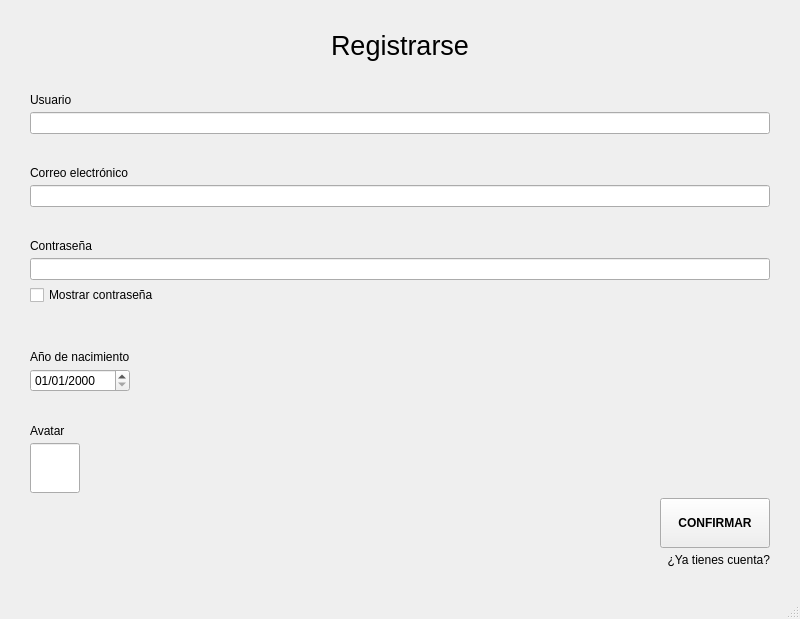
Before: the Qt Designer form mapa/login_register.ui in jorgecanut/mapaIHM, drawn with Qt 5.
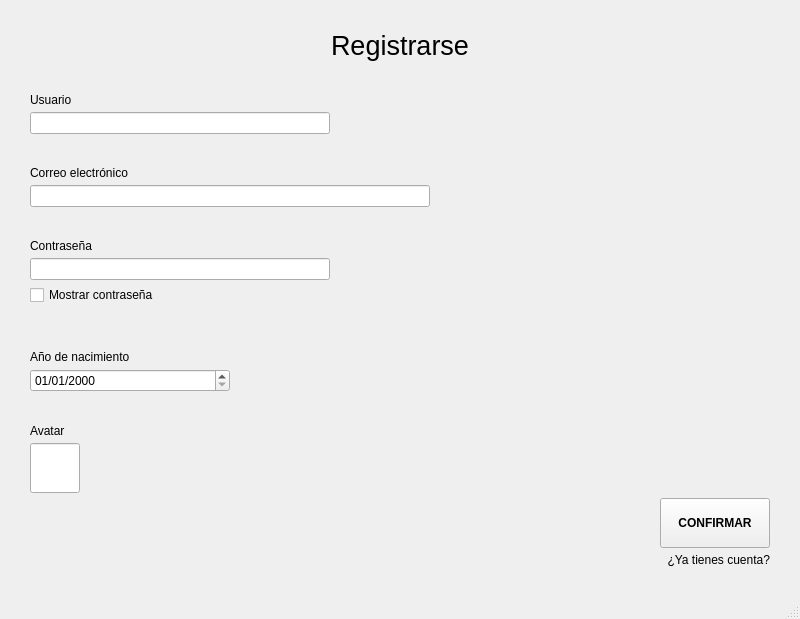
After: the same form once the commit is applied. The open tabs and pages were chosen to show the change. Custom widgets are drawn as their Qt base class.

Commit message: Modificación de todos los .h para que se puedan ver y para que se vea login_Register unicamente

Diff of the .ui file:
```diff
--- a/mapa/login_register.ui
+++ b/mapa/login_register.ui
@@ -323,9 +323,15 @@
               <verstretch>0</verstretch>
              </sizepolicy>
             </property>
+            <property name="minimumSize">
+             <size>
+              <width>300</width>
+              <height>0</height>
+             </size>
+            </property>
             <property name="maximumSize">
              <size>
-              <width>750</width>
+              <width>300</width>
               <height>16777215</height>
              </size>
             </property>
@@ -352,7 +358,26 @@
            </widget>
           </item>
           <item>
-           <widget class="QLineEdit" name="lineEdit_2"/>
+           <widget class="QLineEdit" name="lineEdit_2">
+            <property name="sizePolicy">
+             <sizepolicy hsizetype="Expanding" vsizetype="Fixed">
+              <horstretch>0</horstretch>
+              <verstretch>0</verstretch>
+             </sizepolicy>
+            </property>
+            <property name="minimumSize">
+             <size>
+              <width>400</width>
+              <height>0</height>
+             </size>
+            </property>
+            <property name="maximumSize">
+             <size>
+              <width>400</width>
+              <height>16777215</height>
+             </size>
+            </property>
+           </widget>
           </item>
           <item>
            <spacer name="verticalSpacer_2">
@@ -376,6 +401,24 @@
           </item>
           <item>
            <widget class="QLineEdit" name="lineEdit_3">
+            <property name="sizePolicy">
+             <sizepolicy hsizetype="Minimum" vsizetype="Fixed">
+              <horstretch>0</horstretch>
+              <verstretch>0</verstretch>
+             </sizepolicy>
+            </property>
+            <property name="minimumSize">
+             <size>
+              <width>300</width>
+              <height>0</height>
+             </size>
+            </property>
+            <property name="maximumSize">
+             <size>
+              <width>300</width>
+              <height>16777215</height>
+             </size>
+            </property>
             <property name="echoMode">
              <enum>QLineEdit::EchoMode::Password</enum>
             </property>
@@ -413,9 +456,15 @@
           </item>
           <item>
            <widget class="QDateEdit" name="dateEdit">
+            <property name="minimumSize">
+             <size>
+              <width>200</width>
+              <height>0</height>
+             </size>
+            </property>
             <property name="maximumSize">
              <size>
-              <width>100</width>
+              <width>120</width>
               <height>16777215</height>
              </size>
             </property>
```
Left out of the diff: 14 changed lines with no effect on the pictures. The commit also changes 476 other files.
